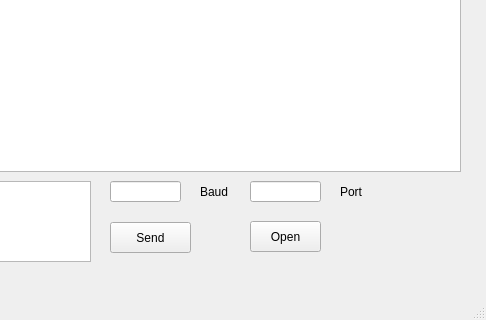
Above: QSH/mainwindow.ui from libertas/SerialHelper before the change; both pictures show x 420 to 906 and y 166 to 486 of the 906 by 486 pixel window. Below: the same form after it.
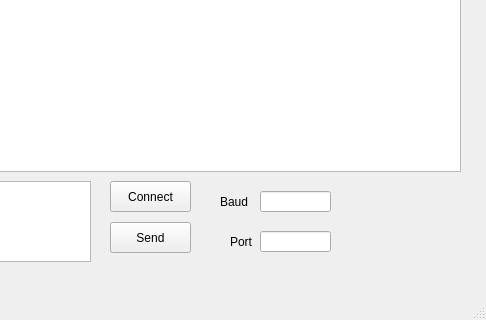
That is the form after the change.

```diff
--- a/QSH/mainwindow.ui
+++ b/QSH/mainwindow.ui
@@ -37,8 +37,8 @@
    <widget class="QLineEdit" name="baud">
     <property name="geometry">
      <rect>
-      <x>530</x>
-      <y>330</y>
+      <x>680</x>
+      <y>340</y>
       <width>71</width>
       <height>21</height>
      </rect>
@@ -47,8 +47,8 @@
    <widget class="QLabel" name="label">
     <property name="geometry">
      <rect>
-      <x>620</x>
-      <y>330</y>
+      <x>640</x>
+      <y>340</y>
       <width>41</width>
       <height>21</height>
      </rect>
@@ -73,8 +73,8 @@
    <widget class="QLineEdit" name="port">
     <property name="geometry">
      <rect>
-      <x>670</x>
-      <y>330</y>
+      <x>680</x>
+      <y>380</y>
       <width>71</width>
       <height>21</height>
      </rect>
@@ -83,8 +83,8 @@
    <widget class="QLabel" name="label_2">
     <property name="geometry">
      <rect>
-      <x>760</x>
-      <y>330</y>
+      <x>650</x>
+      <y>380</y>
       <width>31</width>
       <height>21</height>
      </rect>
@@ -96,14 +96,14 @@
    <widget class="QPushButton" name="toggle">
     <property name="geometry">
      <rect>
-      <x>670</x>
-      <y>370</y>
-      <width>71</width>
+      <x>530</x>
+      <y>330</y>
+      <width>81</width>
       <height>31</height>
      </rect>
     </property>
     <property name="text">
-     <string>Open</string>
+     <string>Connect</string>
     </property>
    </widget>
   </widget>
```
